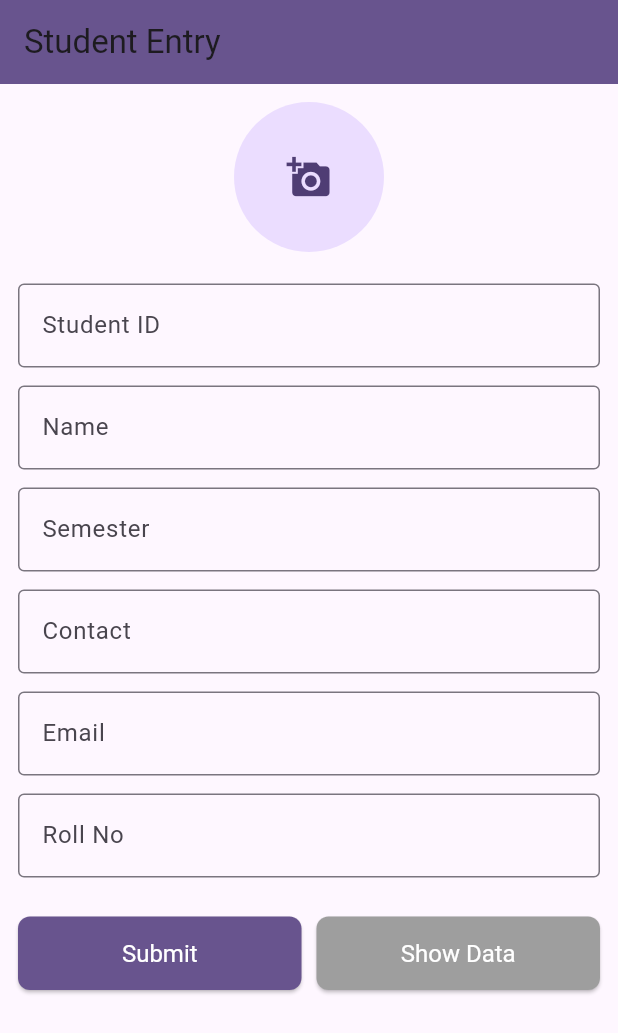
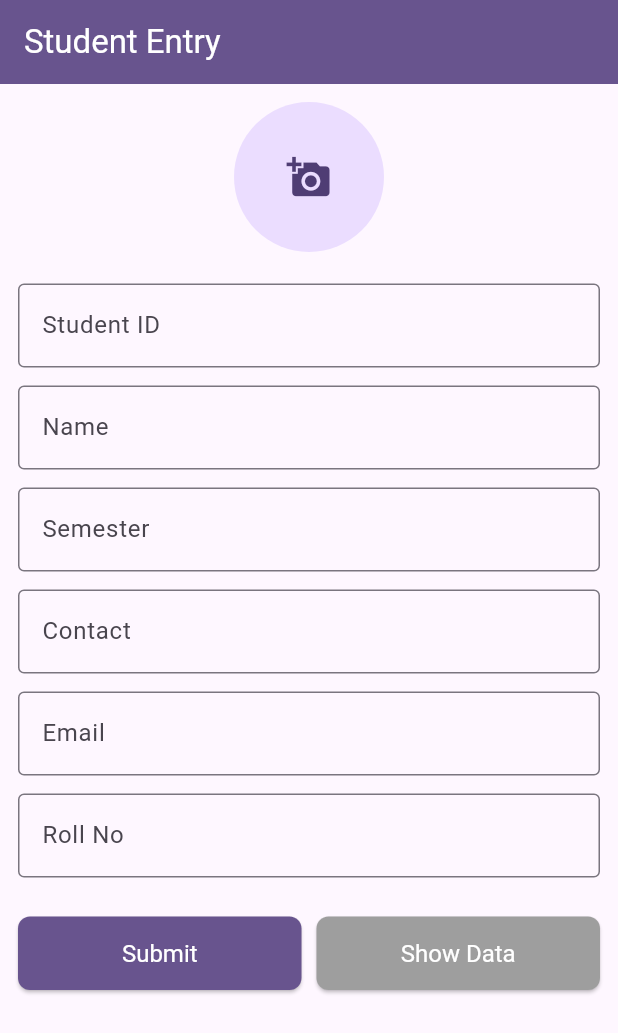
Before and after one commit to Muhammad-Rashid-172002/Hive, a Flutter app: the screen it shows after launch, on a phone screen of 412 x 824 dp. Shown: the top 1033 px of the screen. Run offline on Flutter 3.47's test engine with Material 3 defaults, Android fonts, the phone set to English and light mode, and no system bars; our stand-ins replace hive, hive_flutter, image_picker; accounts and stored records are empty.

Commit message:
Students List updated

```diff
--- a/lib/home/screen/home_Screen.dart
+++ b/lib/home/screen/home_Screen.dart
@@ -104,7 +104,10 @@ class _HomeScreenState extends State<HomeScreen> {
   Widget build(BuildContext context) {
     return Scaffold(
       appBar: AppBar(
-        title: const Text('Student Entry'),
+        title: const Text(
+          'Student Entry',
+          style: TextStyle(color: Colors.white),
+        ),
         backgroundColor: Theme.of(context).colorScheme.primary,
       ),
       body: SingleChildScrollView(
--- a/lib/home/screen/studentListScreen.dart
+++ b/lib/home/screen/studentListScreen.dart
@@ -120,7 +120,10 @@ class _StudentListScreenState extends State<StudentListScreen> {
   Widget build(BuildContext context) {
     return Scaffold(
       appBar: AppBar(
-        title: const Text('Student List'),
+        title: const Text(
+          'Student List',
+          style: TextStyle(color: Colors.white),
+        ),
         backgroundColor: Colors.grey,
       ),
       body: ValueListenableBuilder(
```
